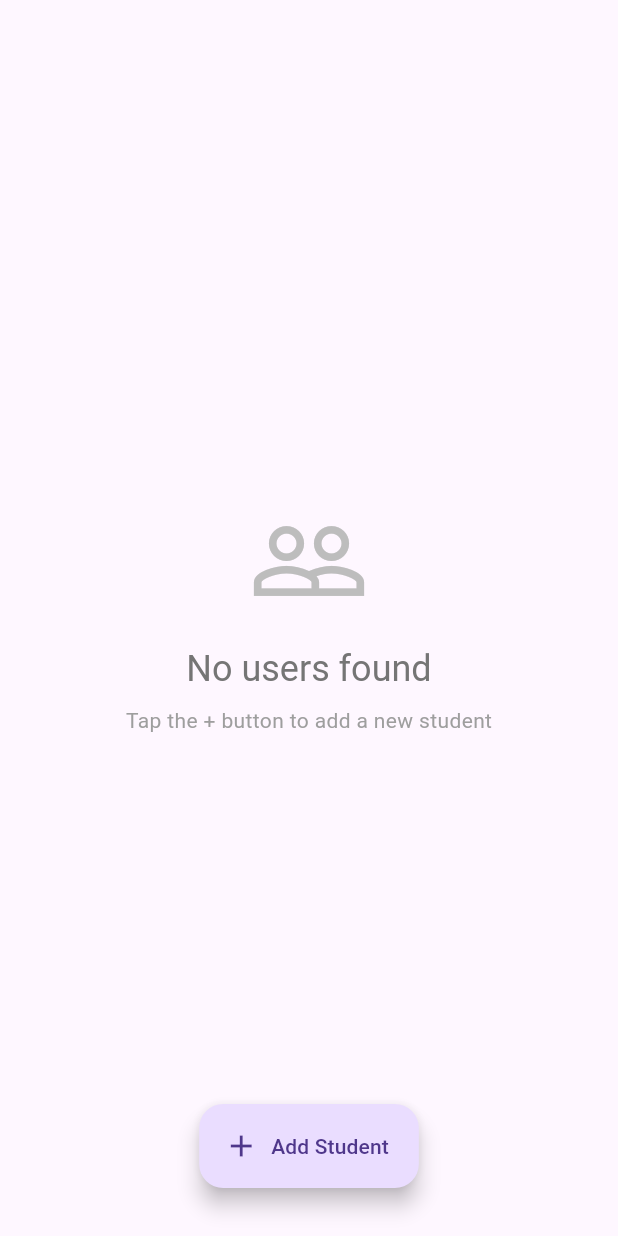
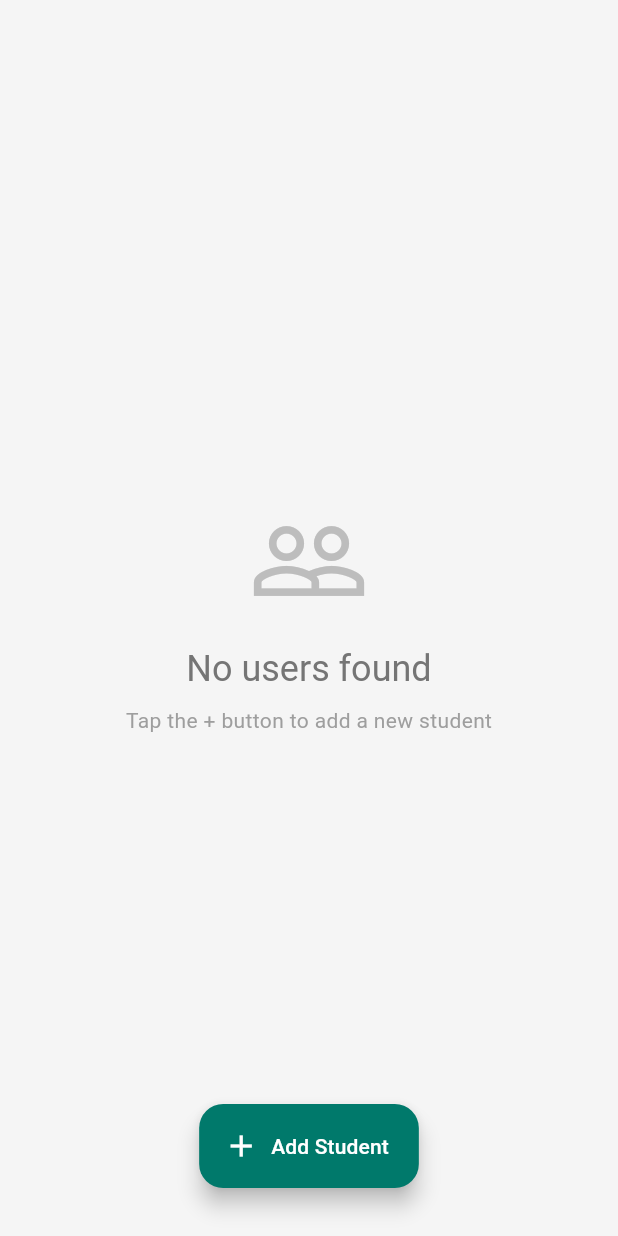
Before and after one commit to amir00462/dunijet-student-list, a Flutter app: the screen it shows after launch, on a phone screen of 412 x 824 dp. Run offline on Flutter 3.47's test engine with Material 3 defaults, Android fonts, the light colour scheme and no system bars; our stand-ins replace dio; network calls fail.

Commit message:
add app theme

```diff
--- a/lib/app.dart
+++ b/lib/app.dart
@@ -1,4 +1,5 @@
 import 'package:flutter/material.dart';
+import 'package:mockapi_flutter/constants.dart';
 import 'package:mockapi_flutter/screens/user_list_screen.dart';
 
 class MyApp extends StatelessWidget {
@@ -8,6 +9,7 @@ class MyApp extends StatelessWidget {
   Widget build(BuildContext context) {
     return MaterialApp(
       title: 'Dunijet Student List',
+      theme: appTheme,
       debugShowCheckedModeBanner: false,
       home: const UsersListScreen(),
     );
--- a/lib/constants.dart
+++ b/lib/constants.dart
@@ -1 +1,31 @@
+import 'package:flutter/material.dart';
+
 const String baseUrl = 'https://687a0f51abb83744b7eb3a98.mockapi.io/dunijet/api/v1';
+
+const Color primaryColor = Color(0xFF00796B);
+const Color backgroundLightColor = Color(0xFFF5F5F5);
+const Color textDarkColor = Colors.black87;
+const Color whiteColor = Colors.white;
+
+ThemeData appTheme = ThemeData(
+  colorScheme: ColorScheme.fromSeed(seedColor: primaryColor, brightness: Brightness.light),
+  useMaterial3: true,
+  scaffoldBackgroundColor: backgroundLightColor,
+  appBarTheme: const AppBarTheme(
+    backgroundColor: backgroundLightColor,
+    foregroundColor: textDarkColor,
+    elevation: 0,
+    scrolledUnderElevation: 4,
+    surfaceTintColor: backgroundLightColor,
+    centerTitle: true,
+  ),
+  cardTheme: CardThemeData(
+    elevation: 2,
+    shape: RoundedRectangleBorder(borderRadius: BorderRadius.circular(12)),
+    margin: const EdgeInsets.symmetric(horizontal: 16, vertical: 8),
+  ),
+  floatingActionButtonTheme: const FloatingActionButtonThemeData(
+    foregroundColor: whiteColor,
+    backgroundColor: primaryColor,
+  ),
+);
--- a/lib/screens/user_list_screen.dart
+++ b/lib/screens/user_list_screen.dart
@@ -6,7 +6,6 @@ import 'package:mockapi_flutter/widgets/user_list_item.dart';
 
 class UsersListScreen extends StatefulWidget {
   const UsersListScreen({super.key});
-
   @override
   State<UsersListScreen> createState() => _UsersListScreenState();
 }
```
